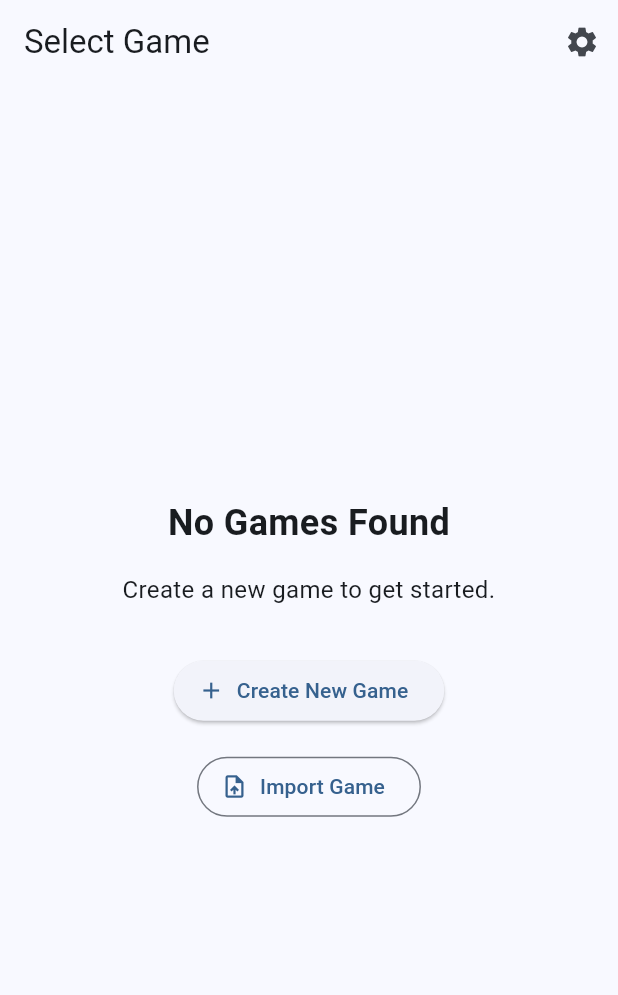
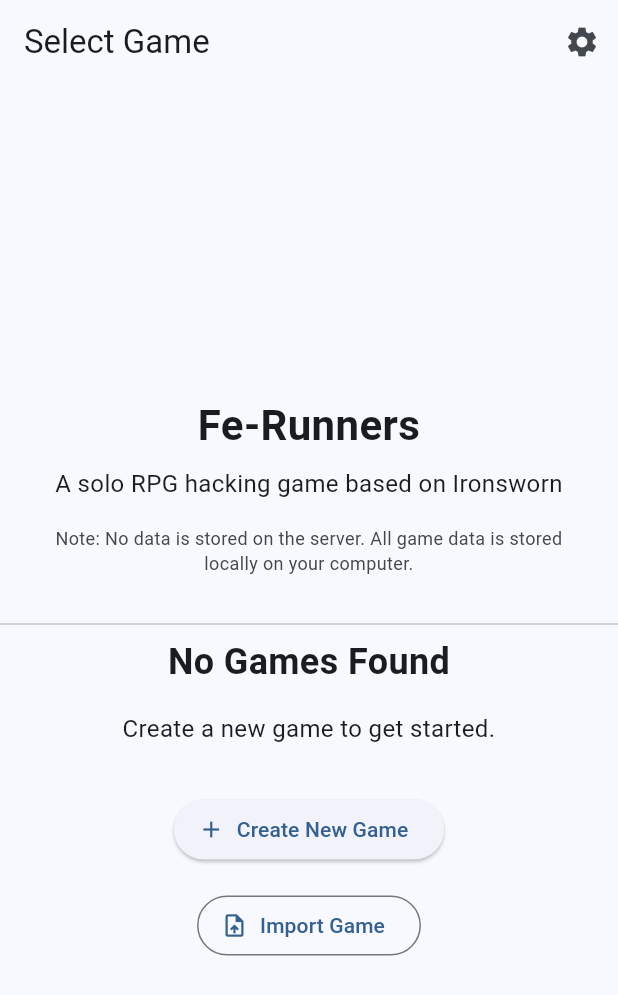
Before and after one commit to zombieCraig/DartRPG, a Flutter app: the screen it shows after launch, on a phone screen of 412 x 824 dp. Shown: the top 995 px of the screen. Run offline on Flutter 3.47's test engine with Material 3 defaults, Android fonts, the phone set to English and light mode, and no system bars; our stand-ins replace file_picker, flutter_markdown, shared_preferences; missing offline and left inert: graphview.

Commit message:
Added Fe-Runners info to title screen.

```diff
--- a/dart_rpg/lib/screens/game_selection_screen.dart
+++ b/dart_rpg/lib/screens/game_selection_screen.dart
@@ -7,6 +7,39 @@
 
 class GameSelectionScreen extends StatelessWidget {
   const GameSelectionScreen({super.key});
+
+  Widget _buildHeader(BuildContext context) {
+    return Column(
+      children: [
+        const SizedBox(height: 24),
+        const Text(
+          'Fe-Runners',
+          style: TextStyle(fontSize: 28, fontWeight: FontWeight.bold),
+          textAlign: TextAlign.center,
+        ),
+        const SizedBox(height: 8),
+        const Text(
+          'A solo RPG hacking game based on Ironsworn',
+          style: TextStyle(fontSize: 16),
+          textAlign: TextAlign.center,
+        ),
+        const SizedBox(height: 16),
+        Padding(
+          padding: const EdgeInsets.symmetric(horizontal: 32.0),
+          child: Text(
+            'Note: No data is stored on the server. All game data is stored locally on your computer.',
+            style: TextStyle(
+              fontSize: 12,
+              color: Theme.of(context).colorScheme.onSurfaceVariant,
+            ),
+            textAlign: TextAlign.center,
+          ),
+        ),
+        const SizedBox(height: 24),
+        const Divider(),
+      ],
+    );
+  }
 
   @override
   Widget build(BuildContext context) {
@@ -48,9 +81,11 @@
 
           if (gameProvider.games.isEmpty) {
             return Center(
+              child: SingleChildScrollView(
                 child: Column(
                   mainAxisAlignment: MainAxisAlignment.center,
                   children: [
+                    _buildHeader(context),
                     const Text(
                       'No Games Found',
                       style: TextStyle(fontSize: 24, fontWeight: FontWeight.bold),
@@ -104,11 +139,13 @@
                     ),
                   ],
                 ),
+              ),
             );
           }
 
           return Column(
             children: [
+              _buildHeader(context),
               Padding(
                 padding: const EdgeInsets.all(16.0),
                 child: Row(
```
Lines whose indentation alone changed are shown as unchanged.
